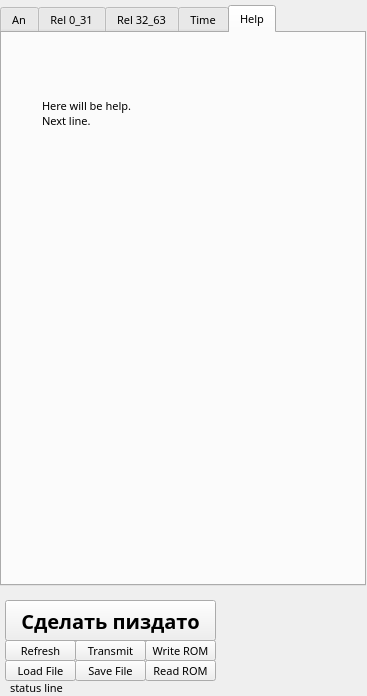
The window that soft/face/tuner/tuner.ui (barthess/volat3) describes before a commit, drawn with Qt 5.
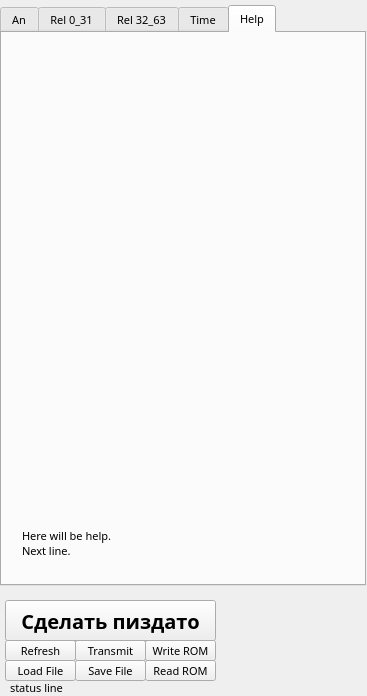
The same window after the commit. The open tabs and pages were chosen to show the change.

```diff
--- a/soft/face/tuner/tuner.ui
+++ b/soft/face/tuner/tuner.ui
@@ -345,8 +345,8 @@
     <widget class="QLabel" name="label_3">
      <property name="geometry">
       <rect>
-       <x>40</x>
-       <y>40</y>
+       <x>20</x>
+       <y>470</y>
        <width>141</width>
        <height>81</height>
       </rect>
```
Left out of the diff: 2 changed lines with no effect on the pictures.
